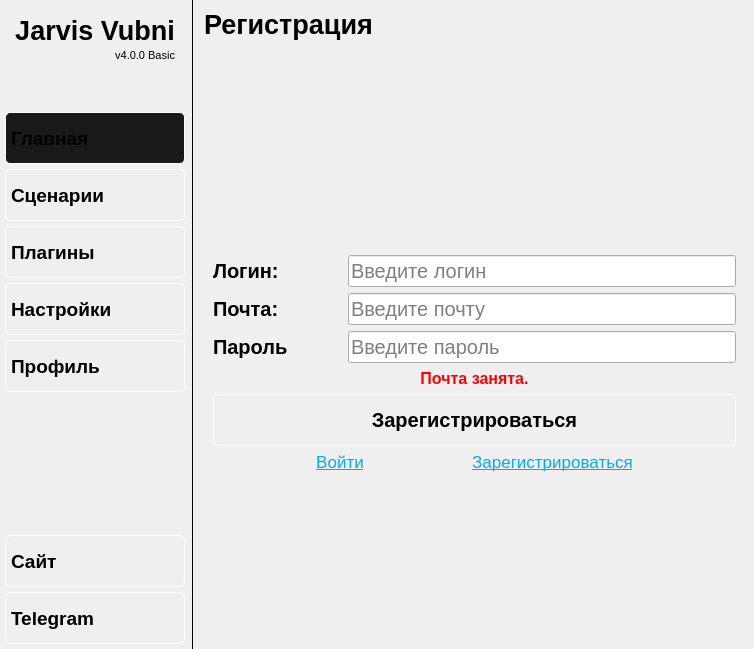
Qt form scripts/main.ui (Vubni/jarvis-voice_user) before a commit.
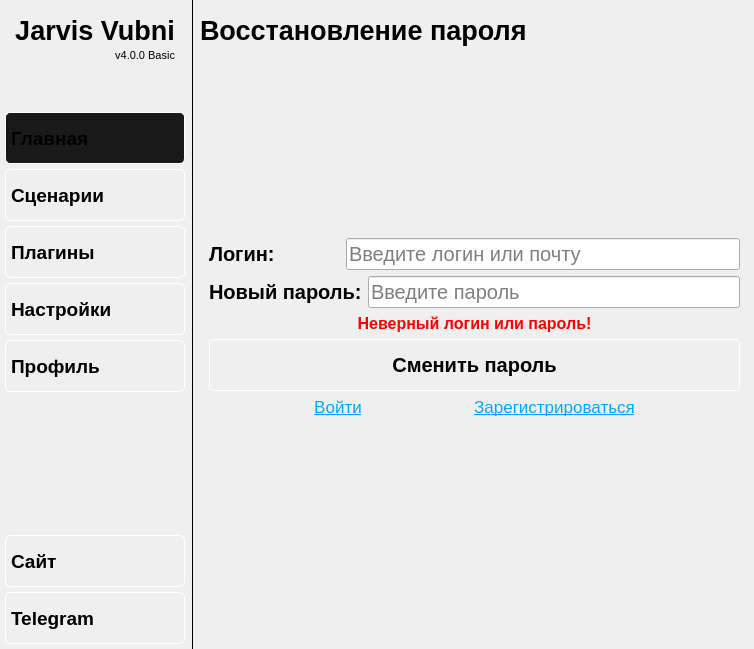
The same form after that commit. Icons and pictures are not drawn.

Diff of the .ui file:
```diff
--- a/scripts/main.ui
+++ b/scripts/main.ui
@@ -2182,6 +2182,933 @@
        <zorder>verticalSpacer_4</zorder>
        <zorder>label_main_profile</zorder>
       </widget>
+      <widget class="QWidget" name="forgot_password">
+       <layout class="QVBoxLayout" name="verticalLayout_25">
+        <property name="spacing">
+         <number>5</number>
+        </property>
+        <property name="leftMargin">
+         <number>5</number>
+        </property>
+        <property name="topMargin">
+         <number>15</number>
+        </property>
+        <property name="rightMargin">
+         <number>5</number>
+        </property>
+        <property name="bottomMargin">
+         <number>5</number>
+        </property>
+        <item>
+         <widget class="QLabel" name="label_main_home_4">
+          <property name="font">
+           <font>
+            <family>Arial</family>
+            <pointsize>20</pointsize>
+            <bold>true</bold>
+           </font>
+          </property>
+          <property name="text">
+           <string>Восстановление пароля</string>
+          </property>
+         </widget>
+        </item>
+        <item>
+         <spacer name="verticalSpacer_17">
+          <property name="orientation">
+           <enum>Qt::Vertical</enum>
+          </property>
+          <property name="sizeHint" stdset="0">
+           <size>
+            <width>20</width>
+            <height>167</height>
+           </size>
+          </property>
+         </spacer>
+        </item>
+        <item>
+         <widget class="QWidget" name="widget_8" native="true">
+          <property name="styleSheet">
+           <string notr="true">QWidget#widget_6{
+border: 1px solid white;
+border-radius: 5px;
+}</string>
+          </property>
+          <layout class="QVBoxLayout" name="verticalLayout_26" stretch="1,1,0,1,0">
+           <item>
+            <layout class="QHBoxLayout" name="horizontalLayout_27" stretch="1,3">
+             <item>
+              <widget class="QLabel" name="label_prefix_18">
+               <property name="sizePolicy">
+                <sizepolicy hsizetype="Preferred" vsizetype="Preferred">
+                 <horstretch>1</horstretch>
+                 <verstretch>0</verstretch>
+                </sizepolicy>
+               </property>
+               <property name="minimumSize">
+                <size>
+                 <width>0</width>
+                 <height>30</height>
+                </size>
+               </property>
+               <property name="font">
+                <font>
+                 <family>Arial</family>
+                 <pointsize>15</pointsize>
+                 <bold>true</bold>
+                </font>
+               </property>
+               <property name="text">
+                <string>Логин:</string>
+               </property>
+              </widget>
+             </item>
+             <item>
+              <widget class="QLineEdit" name="lineEdit_auth_login_2">
+               <property name="sizePolicy">
+                <sizepolicy hsizetype="Expanding" vsizetype="Preferred">
+                 <horstretch>1</horstretch>
+                 <verstretch>1</verstretch>
+                </sizepolicy>
+               </property>
+               <property name="palette">
+                <palette>
+                 <active>
+                  <colorrole role="WindowText">
+                   <brush brushstyle="SolidPattern">
+                    <color alpha="255">
+                     <red>255</red>
+                     <green>255</green>
+                     <blue>255</blue>
+                    </color>
+                   </brush>
+                  </colorrole>
+                  <colorrole role="Button">
+                   <brush brushstyle="SolidPattern">
+                    <color alpha="255">
+                     <red>53</red>
+                     <green>53</green>
+                     <blue>53</blue>
+                    </color>
+                   </brush>
+                  </colorrole>
+                  <colorrole role="Light">
+                   <brush brushstyle="SolidPattern">
+                    <color alpha="255">
+                     <red>79</red>
+                     <green>79</green>
+                     <blue>79</blue>
+                    </color>
+                   </brush>
+                  </colorrole>
+                  <colorrole role="Midlight">
+                   <brush brushstyle="SolidPattern">
+                    <color alpha="255">
+                     <red>66</red>
+                     <green>66</green>
+                     <blue>66</blue>
+                    </color>
+                   </brush>
+                  </colorrole>
+                  <colorrole role="Dark">
+                   <brush brushstyle="SolidPattern">
+                    <color alpha="255">
+                     <red>26</red>
+                     <green>26</green>
+                     <blue>26</blue>
+                    </color>
+                   </brush>
+                  </colorrole>
+                  <colorrole role="Mid">
+                   <brush brushstyle="SolidPattern">
+                    <color alpha="255">
+                     <red>35</red>
+                     <green>35</green>
+                     <blue>35</blue>
+                    </color>
+                   </brush>
+                  </colorrole>
+                  <colorrole role="Text">
+                   <brush brushstyle="SolidPattern">
+                    <color alpha="255">
+                     <red>255</red>
+                     <green>255</green>
+                     <blue>255</blue>
+                    </color>
+                   </brush>
+                  </colorrole>
+                  <colorrole role="BrightText">
+                   <brush brushstyle="SolidPattern">
+                    <color alpha="255">
+                     <red>255</red>
+                     <green>0</green>
+                     <blue>0</blue>
+                    </color>
+                   </brush>
+                  </colorrole>
+                  <colorrole role="ButtonText">
+                   <brush brushstyle="SolidPattern">
+                    <color alpha="255">
+                     <red>255</red>
+                     <green>255</green>
+                     <blue>255</blue>
+                    </color>
+                   </brush>
+                  </colorrole>
+                  <colorrole role="Base">
+                   <brush brushstyle="SolidPattern">
+                    <color alpha="255">
+                     <red>25</red>
+                     <green>25</green>
+                     <blue>25</blue>
+                    </color>
+                   </brush>
+                  </colorrole>
+                  <colorrole role="Window">
+                   <brush brushstyle="SolidPattern">
+                    <color alpha="255">
+                     <red>53</red>
+                     <green>53</green>
+                     <blue>53</blue>
+                    </color>
+                   </brush>
+                  </colorrole>
+                  <colorrole role="Shadow">
+                   <brush brushstyle="SolidPattern">
+                    <color alpha="255">
+                     <red>0</red>
+                     <green>0</green>
+                     <blue>0</blue>
+                    </color>
+                   </brush>
+                  </colorrole>
+                  <colorrole role="Highlight">
+                   <brush brushstyle="SolidPattern">
+                    <color alpha="255">
+                     <red>42</red>
+                     <green>130</green>
+                     <blue>218</blue>
+                    </color>
+                   </brush>
+                  </colorrole>
+                  <colorrole role="HighlightedText">
+                   <brush brushstyle="SolidPattern">
+                    <color alpha="255">
+                     <red>0</red>
+                     <green>0</green>
+                     <blue>0</blue>
+                    </color>
+                   </brush>
+                  </colorrole>
+                  <colorrole role="Link">
+                   <brush brushstyle="SolidPattern">
+                    <color alpha="255">
+                     <red>42</red>
+                     <green>130</green>
+                     <blue>218</blue>
+                    </color>
+                   </brush>
+                  </colorrole>
+                  <colorrole role="AlternateBase">
+                   <brush brushstyle="SolidPattern">
+                    <color alpha="255">
+                     <red>53</red>
+                     <green>53</green>
+                     <blue>53</blue>
+                    </color>
+                   </brush>
+                  </colorrole>
+                  <colorrole role="ToolTipBase">
+                   <brush brushstyle="SolidPattern">
+                    <color alpha="255">
+                     <red>255</red>
+                     <green>255</green>
+                     <blue>255</blue>
+                    </color>
+                   </brush>
+                  </colorrole>
+                  <colorrole role="ToolTipText">
+                   <brush brushstyle="SolidPattern">
+                    <color alpha="255">
+                     <red>255</red>
+                     <green>255</green>
+                     <blue>255</blue>
+                    </color>
+                   </brush>
+                  </colorrole>
+                  <colorrole role="PlaceholderText">
+                   <brush brushstyle="SolidPattern">
+                    <color alpha="127">
+                     <red>255</red>
+                     <green>255</green>
+                     <blue>255</blue>
+                    </color>
+                   </brush>
+                  </colorrole>
+                 </active>
+                 <inactive/>
+                 <disabled>
+                  <colorrole role="WindowText">
+                   <brush brushstyle="SolidPattern">
+                    <color alpha="255">
+                     <red>26</red>
+                     <green>26</green>
+                     <blue>26</blue>
+                    </color>
+                   </brush>
+                  </colorrole>
+                  <colorrole role="Button">
+                   <brush brushstyle="SolidPattern">
+                    <color alpha="255">
+                     <red>53</red>
+                     <green>53</green>
+                     <blue>53</blue>
+                    </color>
+                   </brush>
+                  </colorrole>
+                  <colorrole role="Light">
+                   <brush brushstyle="SolidPattern">
+                    <color alpha="255">
+                     <red>79</red>
+                     <green>79</green>
+                     <blue>79</blue>
+                    </color>
+                   </brush>
+                  </colorrole>
+                  <colorrole role="Midlight">
+                   <brush brushstyle="SolidPattern">
+                    <color alpha="255">
+                     <red>66</red>
+                     <green>66</green>
+                     <blue>66</blue>
+                    </color>
+                   </brush>
+                  </colorrole>
+                  <colorrole role="Dark">
+                   <brush brushstyle="SolidPattern">
+                    <color alpha="255">
+                     <red>26</red>
+                     <green>26</green>
+                     <blue>26</blue>
+                    </color>
+                   </brush>
+                  </colorrole>
+                  <colorrole role="Mid">
+                   <brush brushstyle="SolidPattern">
+                    <color alpha="255">
+                     <red>35</red>
+                     <green>35</green>
+                     <blue>35</blue>
+                    </color>
+                   </brush>
+                  </colorrole>
+                  <colorrole role="Text">
+                   <brush brushstyle="SolidPattern">
+                    <color alpha="255">
+                     <red>26</red>
+                     <green>26</green>
+                     <blue>26</blue>
+                    </color>
+                   </brush>
+                  </colorrole>
+                  <colorrole role="BrightText">
+                   <brush brushstyle="SolidPattern">
+                    <color alpha="255">
+                     <red>255</red>
+                     <green>0</green>
+                     <blue>0</blue>
+                    </color>
+                   </brush>
+                  </colorrole>
+                  <colorrole role="ButtonText">
+                   <brush brushstyle="SolidPattern">
+                    <color alpha="255">
+                     <red>26</red>
+                     <green>26</green>
+                     <blue>26</blue>
+                    </color>
+                   </brush>
+                  </colorrole>
+                  <colorrole role="Base">
+                   <brush brushstyle="SolidPattern">
+                    <color alpha="255">
+                     <red>53</red>
+                     <green>53</green>
+                     <blue>53</blue>
+                    </color>
+                   </brush>
+                  </colorrole>
+                  <colorrole role="Window">
+                   <brush brushstyle="SolidPattern">
+                    <color alpha="255">
+                     <red>53</red>
+                     <green>53</green>
+                     <blue>53</blue>
+                    </color>
+                   </brush>
+                  </colorrole>
+                 </disabled>
+                </palette>
+               </property>
+               <property name="font">
+                <font>
+                 <family>Arial</family>
+                 <pointsize>15</pointsize>
+                </font>
+               </property>
+               <property name="text">
+                <string/>
+               </property>
+               <property name="maxLength">
+                <number>999999999</number>
+               </property>
+               <property name="placeholderText">
+                <string>Введите логин или почту</string>
+               </property>
+               <property name="cursorMoveStyle">
+                <enum>Qt::LogicalMoveStyle</enum>
+               </property>
+              </widget>
+             </item>
+            </layout>
+           </item>
+           <item>
+            <layout class="QHBoxLayout" name="horizontalLayout_28" stretch="1,3">
+             <item>
+              <widget class="QLabel" name="label_prefix_19">
+               <property name="sizePolicy">
+                <sizepolicy hsizetype="Preferred" vsizetype="Preferred">
+                 <horstretch>1</horstretch>
+                 <verstretch>0</verstretch>
+                </sizepolicy>
+               </property>
+               <property name="minimumSize">
+                <size>
+                 <width>0</width>
+                 <height>30</height>
+                </size>
+               </property>
+               <property name="font">
+                <font>
+                 <family>Arial</family>
+                 <pointsize>15</pointsize>
+                 <bold>true</bold>
+                </font>
+               </property>
+               <property name="text">
+                <string>Новый пароль:</string>
+               </property>
+              </widget>
+             </item>
+             <item>
+              <widget class="QLineEdit" name="lineEdit_auth_password_2">
+               <property name="sizePolicy">
+                <sizepolicy hsizetype="Expanding" vsizetype="Preferred">
+                 <horstretch>1</horstretch>
+                 <verstretch>1</verstretch>
+                </sizepolicy>
+               </property>
+               <property name="palette">
+                <palette>
+                 <active>
+                  <colorrole role="WindowText">
+                   <brush brushstyle="SolidPattern">
+                    <color alpha="255">
+                     <red>255</red>
+                     <green>255</green>
+                     <blue>255</blue>
+                    </color>
+                   </brush>
+                  </colorrole>
+                  <colorrole role="Button">
+                   <brush brushstyle="SolidPattern">
+                    <color alpha="255">
+                     <red>53</red>
+                     <green>53</green>
+                     <blue>53</blue>
+                    </color>
+                   </brush>
+                  </colorrole>
+                  <colorrole role="Light">
+                   <brush brushstyle="SolidPattern">
+                    <color alpha="255">
+                     <red>79</red>
+                     <green>79</green>
+                     <blue>79</blue>
+                    </color>
+                   </brush>
+                  </colorrole>
+                  <colorrole role="Midlight">
+                   <brush brushstyle="SolidPattern">
+                    <color alpha="255">
+                     <red>66</red>
+                     <green>66</green>
+                     <blue>66</blue>
+                    </color>
+                   </brush>
+                  </colorrole>
+                  <colorrole role="Dark">
+                   <brush brushstyle="SolidPattern">
+                    <color alpha="255">
+                     <red>26</red>
+                     <green>26</green>
+                     <blue>26</blue>
+                    </color>
+                   </brush>
+                  </colorrole>
+                  <colorrole role="Mid">
+                   <brush brushstyle="SolidPattern">
+                    <color alpha="255">
+                     <red>35</red>
+                     <green>35</green>
+                     <blue>35</blue>
+                    </color>
+                   </brush>
+                  </colorrole>
+                  <colorrole role="Text">
+                   <brush brushstyle="SolidPattern">
+                    <color alpha="255">
+                     <red>255</red>
+                     <green>255</green>
+                     <blue>255</blue>
+                    </color>
+                   </brush>
+                  </colorrole>
+                  <colorrole role="BrightText">
+                   <brush brushstyle="SolidPattern">
+                    <color alpha="255">
+                     <red>255</red>
+                     <green>0</green>
+                     <blue>0</blue>
+                    </color>
+                   </brush>
+                  </colorrole>
+                  <colorrole role="ButtonText">
+                   <brush brushstyle="SolidPattern">
+                    <color alpha="255">
+                     <red>255</red>
+                     <green>255</green>
+                     <blue>255</blue>
+                    </color>
+                   </brush>
+                  </colorrole>
+                  <colorrole role="Base">
+                   <brush brushstyle="SolidPattern">
+                    <color alpha="255">
+                     <red>25</red>
+                     <green>25</green>
+                     <blue>25</blue>
+                    </color>
+                   </brush>
+                  </colorrole>
+                  <colorrole role="Window">
+                   <brush brushstyle="SolidPattern">
+                    <color alpha="255">
+                     <red>53</red>
+                     <green>53</green>
+                     <blue>53</blue>
+                    </color>
+                   </brush>
+                  </colorrole>
+                  <colorrole role="Shadow">
+                   <brush brushstyle="SolidPattern">
+                    <color alpha="255">
+                     <red>0</red>
+                     <green>0</green>
+                     <blue>0</blue>
+                    </color>
+                   </brush>
+                  </colorrole>
+                  <colorrole role="Highlight">
+                   <brush brushstyle="SolidPattern">
+                    <color alpha="255">
+                     <red>42</red>
+                     <green>130</green>
+                     <blue>218</blue>
+                    </color>
+                   </brush>
+                  </colorrole>
+                  <colorrole role="HighlightedText">
+                   <brush brushstyle="SolidPattern">
+                    <color alpha="255">
+                     <red>0</red>
+                     <green>0</green>
+                     <blue>0</blue>
+                    </color>
+                   </brush>
+                  </colorrole>
+                  <colorrole role="Link">
+                   <brush brushstyle="SolidPattern">
+                    <color alpha="255">
+                     <red>42</red>
+                     <green>130</green>
+                     <blue>218</blue>
+                    </color>
+                   </brush>
+                  </colorrole>
+                  <colorrole role="AlternateBase">
+                   <brush brushstyle="SolidPattern">
+                    <color alpha="255">
+                     <red>53</red>
+                     <green>53</green>
+                     <blue>53</blue>
+                    </color>
+                   </brush>
+                  </colorrole>
+                  <colorrole role="ToolTipBase">
+                   <brush brushstyle="SolidPattern">
+                    <color alpha="255">
+                     <red>255</red>
+                     <green>255</green>
+                     <blue>255</blue>
+                    </color>
+                   </brush>
+                  </colorrole>
+                  <colorrole role="ToolTipText">
+                   <brush brushstyle="SolidPattern">
+                    <color alpha="255">
+                     <red>255</red>
+                     <green>255</green>
+                     <blue>255</blue>
+                    </color>
+                   </brush>
+                  </colorrole>
+                  <colorrole role="PlaceholderText">
+                   <brush brushstyle="SolidPattern">
+                    <color alpha="127">
+                     <red>255</red>
+                     <green>255</green>
+                     <blue>255</blue>
+                    </color>
+                   </brush>
+                  </colorrole>
+                 </active>
+                 <inactive/>
+                 <disabled>
+                  <colorrole role="WindowText">
+                   <brush brushstyle="SolidPattern">
+                    <color alpha="255">
+                     <red>26</red>
+                     <green>26</green>
+                     <blue>26</blue>
+                    </color>
+                   </brush>
+                  </colorrole>
+                  <colorrole role="Button">
+                   <brush brushstyle="SolidPattern">
+                    <color alpha="255">
+                     <red>53</red>
+                     <green>53</green>
+                     <blue>53</blue>
+                    </color>
+                   </brush>
+                  </colorrole>
+                  <colorrole role="Light">
+                   <brush brushstyle="SolidPattern">
+                    <color alpha="255">
+                     <red>79</red>
+                     <green>79</green>
+                     <blue>79</blue>
+                    </color>
+                   </brush>
+                  </colorrole>
+                  <colorrole role="Midlight">
+                   <brush brushstyle="SolidPattern">
+                    <color alpha="255">
+                     <red>66</red>
+                     <green>66</green>
+                     <blue>66</blue>
+                    </color>
+                   </brush>
+                  </colorrole>
+                  <colorrole role="Dark">
+                   <brush brushstyle="SolidPattern">
+                    <color alpha="255">
+                     <red>26</red>
+                     <green>26</green>
+                     <blue>26</blue>
+                    </color>
+                   </brush>
+                  </colorrole>
+                  <colorrole role="Mid">
+                   <brush brushstyle="SolidPattern">
+                    <color alpha="255">
+                     <red>35</red>
+                     <green>35</green>
+                     <blue>35</blue>
+                    </color>
+                   </brush>
+                  </colorrole>
+                  <colorrole role="Text">
+                   <brush brushstyle="SolidPattern">
+                    <color alpha="255">
+                     <red>26</red>
+                     <green>26</green>
+                     <blue>26</blue>
+                    </color>
+                   </brush>
+                  </colorrole>
+                  <colorrole role="BrightText">
+                   <brush brushstyle="SolidPattern">
+                    <color alpha="255">
+                     <red>255</red>
+                     <green>0</green>
+                     <blue>0</blue>
+                    </color>
+                   </brush>
+                  </colorrole>
+                  <colorrole role="ButtonText">
+                   <brush brushstyle="SolidPattern">
+                    <color alpha="255">
+                     <red>26</red>
+                     <green>26</green>
+                     <blue>26</blue>
+                    </color>
+                   </brush>
+                  </colorrole>
+                  <colorrole role="Base">
+                   <brush brushstyle="SolidPattern">
+                    <color alpha="255">
+                     <red>53</red>
+                     <green>53</green>
+                     <blue>53</blue>
+                    </color>
+                   </brush>
+                  </colorrole>
+                  <colorrole role="Window">
+                   <brush brushstyle="SolidPattern">
+                    <color alpha="255">
+                     <red>53</red>
+                     <green>53</green>
+                     <blue>53</blue>
+                    </color>
+                   </brush>
+                  </colorrole>
+                 </disabled>
+                </palette>
+               </property>
+               <property name="font">
+                <font>
+                 <family>Arial</family>
+                 <pointsize>15</pointsize>
+                </font>
+               </property>
+               <property name="text">
+                <string/>
+               </property>
+               <property name="maxLength">
+                <number>20</number>
+               </property>
+               <property name="placeholderText">
+                <string>Введите пароль</string>
+               </property>
+               <property name="cursorMoveStyle">
+                <enum>Qt::LogicalMoveStyle</enum>
+               </property>
+              </widget>
+             </item>
+            </layout>
+           </item>
+           <item>
+            <widget class="QLabel" name="label_error_forgot">
+             <property name="font">
+              <font>
+               <family>Arial</family>
+               <pointsize>12</pointsize>
+               <italic>false</italic>
+               <bold>true</bold>
+               <underline>false</underline>
+               <strikeout>false</strikeout>
+              </font>
+             </property>
+             <property name="styleSheet">
+              <string notr="true">color: rgb(255, 0, 0);</string>
+             </property>
+             <property name="text">
+              <string>Неверный логин или пароль!</string>
+             </property>
+             <property name="alignment">
+              <set>Qt::AlignCenter</set>
+             </property>
+            </widget>
+           </item>
+           <item>
+            <widget class="QPushButton" name="button_forgot">
+             <property name="sizePolicy">
+              <sizepolicy hsizetype="Minimum" vsizetype="Preferred">
+               <horstretch>1</horstretch>
+               <verstretch>1</verstretch>
+              </sizepolicy>
+             </property>
+             <property name="minimumSize">
+              <size>
+               <width>0</width>
+               <height>52</height>
+              </size>
+             </property>
+             <property name="font">
+              <font>
+               <family>Arial</family>
+               <pointsize>15</pointsize>
+               <bold>true</bold>
+              </font>
+             </property>
+             <property name="styleSheet">
+              <string notr="true">QPushButton {
+icon-size: 40px;
+text-align: center;
+border: 1px solid white;
+border-radius: 5px;
+padding-top: 5px;
+padding-left: 5px;
+padding-bottom: 5px;
+padding-right: 5px;
+}
+
+QPushButton:hover {
+    background-color: rgb(39,39,39); 
+}
+
+QPushButton:pressed {
+background-color: rgb(25,25,25);
+}</string>
+             </property>
+             <property name="text">
+              <string>Сменить пароль</string>
+             </property>
+             <property name="icon">
+              <iconset resource="../resources.qrc">
+               <normaloff>:/images/log-in-white.png</normaloff>:/images/log-in-white.png</iconset>
+             </property>
+            </widget>
+           </item>
+           <item>
+            <layout class="QHBoxLayout" name="horizontalLayout_29">
+             <item>
+              <spacer name="horizontalSpacer_9">
+               <property name="orientation">
+                <enum>Qt::Horizontal</enum>
+               </property>
+               <property name="sizeHint" stdset="0">
+                <size>
+                 <width>40</width>
+                 <height>20</height>
+                </size>
+               </property>
+              </spacer>
+             </item>
+             <item>
+              <widget class="QPushButton" name="button_to_auth_2">
+               <property name="font">
+                <font>
+                 <family>Arial</family>
+                 <pointsize>13</pointsize>
+                 <italic>false</italic>
+                 <bold>false</bold>
+                 <underline>true</underline>
+                </font>
+               </property>
+               <property name="styleSheet">
+                <string notr="true">QPushButton {
+    background: transparent;
+    border: none;
+    color: #00aaff;
+    text-decoration: underline;
+    font: normal; /* Наследует шрифт родительского виджета */
+}</string>
+               </property>
+               <property name="text">
+                <string>Войти</string>
+               </property>
+              </widget>
+             </item>
+             <item>
+              <spacer name="horizontalSpacer_10">
+               <property name="orientation">
+                <enum>Qt::Horizontal</enum>
+               </property>
+               <property name="sizeHint" stdset="0">
+                <size>
+                 <width>40</width>
+                 <height>20</height>
+                </size>
+               </property>
+              </spacer>
+             </item>
+             <item>
+              <widget class="QPushButton" name="button_to_reg_2">
+               <property name="font">
+                <font>
+                 <family>Arial</family>
+                 <pointsize>13</pointsize>
+                 <italic>false</italic>
+                 <bold>false</bold>
+                 <underline>true</underline>
+                </font>
+               </property>
+               <property name="styleSheet">
+                <string notr="true">QPushButton {
+    background: transparent;
+    border: none;
+    color: #00aaff;
+    text-decoration: underline;
+    font: normal; /* Наследует шрифт родительского виджета */
+}</string>
+               </property>
+               <property name="text">
+                <string>Зарегистрироваться</string>
+               </property>
+              </widget>
+             </item>
+             <item>
+              <spacer name="horizontalSpacer_11">
+               <property name="orientation">
+                <enum>Qt::Horizontal</enum>
+               </property>
+               <property name="sizeHint" stdset="0">
+                <size>
+                 <width>40</width>
+                 <height>20</height>
+                </size>
+               </property>
+              </spacer>
+             </item>
+            </layout>
+           </item>
+          </layout>
+         </widget>
+        </item>
+        <item>
+         <spacer name="verticalSpacer_19">
+          <property name="orientation">
+           <enum>Qt::Vertical</enum>
+          </property>
+          <property name="sizeType">
+           <enum>QSizePolicy::Minimum</enum>
+          </property>
+          <property name="sizeHint" stdset="0">
+           <size>
+            <width>158</width>
+            <height>40</height>
+           </size>
+          </property>
+         </spacer>
+        </item>
+        <item>
+         <spacer name="verticalSpacer_18">
+          <property name="orientation">
+           <enum>Qt::Vertical</enum>
+          </property>
+          <property name="sizeHint" stdset="0">
+           <size>
+            <width>20</width>
+            <height>166</height>
+           </size>
+          </property>
+         </spacer>
+        </item>
+       </layout>
+      </widget>
       <widget class="QWidget" name="register_page">
        <layout class="QVBoxLayout" name="verticalLayout_24">
         <item>
@@ -3398,7 +4325,7 @@
 }</string>
                    </property>
                    <property name="text">
-                    <string>Зарегистрироваться</string>
+                    <string>Забыли пароль?</string>
                    </property>
                   </widget>
                  </item>
```
Left out of the diff: 4 changed lines with no effect on the pictures.
